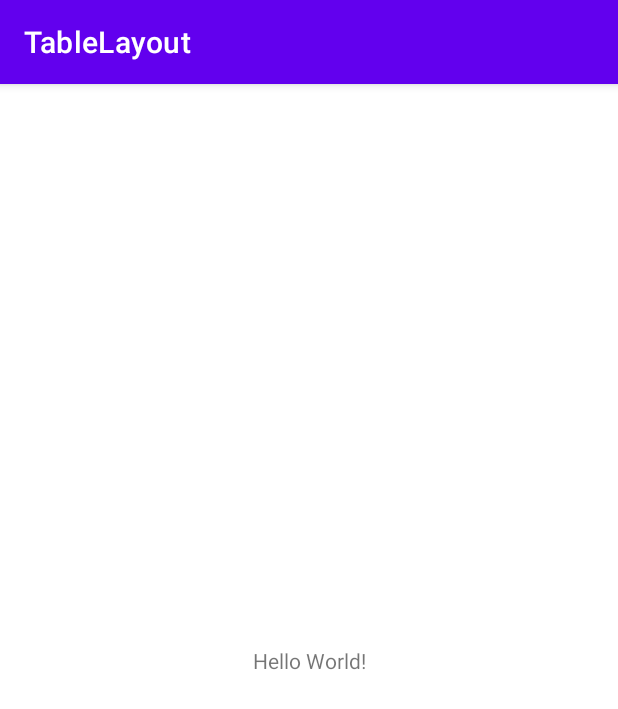
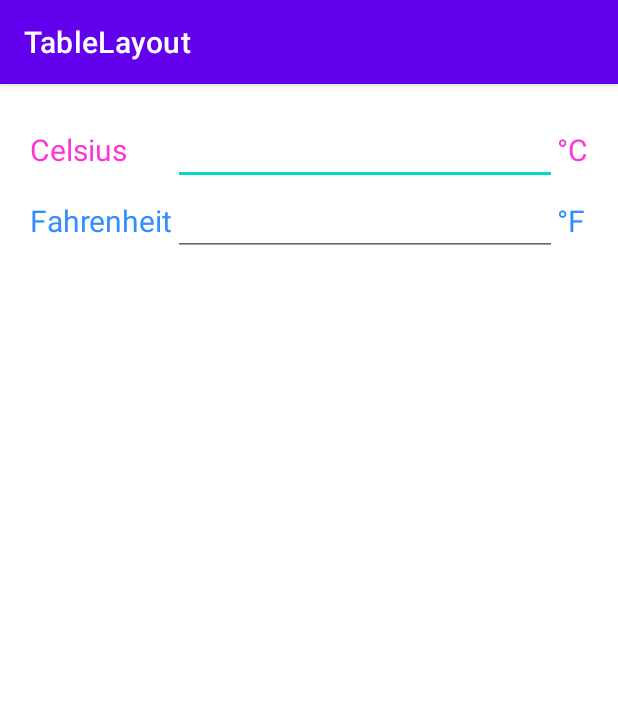
Before and after one commit to nhnam0209/DevelopMobile, an Android app: the screen it shows after launch (MainActivity), on a phone screen of 412 x 824 dp. Shown: the top 709 px of the screen. Run offline under Robolectric (Android 15) with nearby library versions, the phone set to English and light mode, and no system bars.

Commit message:
finish lab 01

```diff
--- a/TableLayout/app/src/main/res/layout/activity_main.xml
+++ b/TableLayout/app/src/main/res/layout/activity_main.xml
@@ -1,18 +1,73 @@
 <?xml version="1.0" encoding="utf-8"?>
-<androidx.constraintlayout.widget.ConstraintLayout xmlns:android="http://schemas.android.com/apk/res/android"
+<TableLayout
+    xmlns:android="http://schemas.android.com/apk/res/android"
     xmlns:app="http://schemas.android.com/apk/res-auto"
     xmlns:tools="http://schemas.android.com/tools"
     android:layout_width="match_parent"
     android:layout_height="match_parent"
+    android:padding="20dp"
+    android:stretchColumns="1"
     tools:context=".MainActivity">
 
-    <TextView
-        android:layout_width="wrap_content"
-        android:layout_height="wrap_content"
-        android:text="Hello World!"
-        app:layout_constraintBottom_toBottomOf="parent"
-        app:layout_constraintLeft_toLeftOf="parent"
-        app:layout_constraintRight_toRightOf="parent"
-        app:layout_constraintTop_toTopOf="parent" />
+    <TableRow
+        android:layout_width="match_parent"
+        android:layout_height="wrap_content">
 
-</androidx.constraintlayout.widget.ConstraintLayout>
+        <TextView
+            android:layout_width="wrap_content"
+            android:layout_height="wrap_content"
+            android:text="Celsius"
+            android:textColor="#FF33D7"
+            android:textSize="20dp"/>
+
+        <EditText
+            android:id="@+id/txtCelsius"
+            android:layout_width="match_parent"
+            android:layout_height="wrap_content"
+            android:imeOptions="actionDone"
+            android:inputType="number"
+            android:maxLines="1"
+            android:padding="10dp"
+            android:textColor="#FF33D7"
+            android:textSize="20dp"/>
+
+        <TextView
+            android:layout_height="wrap_content"
+            android:layout_width="wrap_content"
+            android:text="°C"
+            android:textColor="#FF33D7"
+            android:textSize="20dp"/>
+    </TableRow>
+    <TableRow
+        android:layout_width="match_parent"
+        android:layout_height="wrap_content">
+
+        <TextView
+            android:layout_width="wrap_content"
+            android:layout_height="wrap_content"
+            android:text="Fahrenheit"
+            android:textColor="#338DFF"
+            android:textSize="20dp"/>
+
+        <EditText
+            android:id="@+id/txtFahrenheit"
+            android:layout_width="match_parent"
+            android:layout_height="wrap_content"
+            android:imeOptions="actionDone"
+            android:inputType="number"
+            android:maxLines="1"
+            android:padding="10dp"
+            android:textColor="#338DFF"
+            android:textSize="20dp"/>
+
+        <TextView
+            android:layout_height="wrap_content"
+            android:layout_width="wrap_content"
+            android:text="°F"
+            android:textColor="#338DFF"
+            android:textSize="20dp"/>
+    </TableRow>
+
+
+
+</TableLayout>
```
